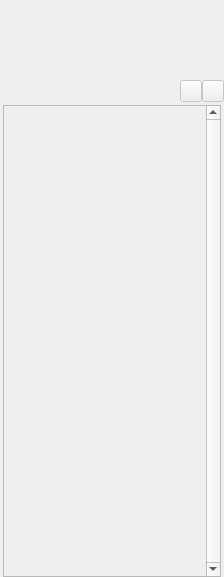
Above: forms/layerpanel.ui from bnzrk/qtpaint before the change. Below: the same form after it.
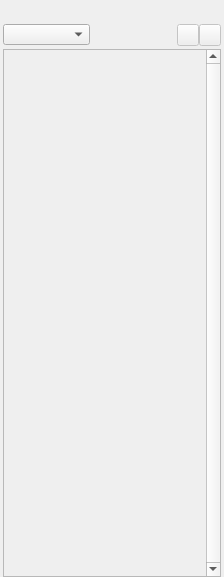
That is the form after the change. Icons and pictures are not drawn.

Commit message: Add layer blend modes

```diff
--- a/forms/layerpanel.ui
+++ b/forms/layerpanel.ui
@@ -37,7 +37,7 @@
   <property name="styleSheet">
    <string notr="true"/>
   </property>
-  <layout class="QVBoxLayout" name="verticalLayout" stretch="0,0,0,1">
+  <layout class="QHBoxLayout" name="horizontalLayout_2" stretch="0,1,0">
    <property name="spacing">
     <number>0</number>
    </property>
@@ -54,25 +54,85 @@
     <number>0</number>
    </property>
    <item>
-    <widget class="QWidget" name="layerSettings" native="true">
+    <spacer name="horizontalSpacer2">
+     <property name="orientation">
+      <enum>Qt::Orientation::Horizontal</enum>
+     </property>
+     <property name="sizeType">
+      <enum>QSizePolicy::Policy::Fixed</enum>
+     </property>
+     <property name="sizeHint" stdset="0">
+      <size>
+       <width>3</width>
+       <height>17</height>
+      </size>
+     </property>
+    </spacer>
+   </item>
+   <item>
+    <layout class="QVBoxLayout" name="verticalLayout_3" stretch="0,0,1">
+     <property name="spacing">
+      <number>0</number>
+     </property>
+     <item>
+      <layout class="QVBoxLayout" name="verticalLayout">
+       <property name="spacing">
+        <number>0</number>
+       </property>
+       <item>
+        <spacer name="verticalSpacer">
+         <property name="orientation">
+          <enum>Qt::Orientation::Vertical</enum>
+         </property>
+         <property name="sizeHint" stdset="0">
+          <size>
+           <width>20</width>
+           <height>24</height>
+          </size>
+         </property>
+        </spacer>
+       </item>
+       <item>
+        <layout class="QHBoxLayout" name="layerSettingsLayout" stretch="1,1,0">
+         <property name="spacing">
+          <number>0</number>
+         </property>
+         <item>
+          <widget class="QComboBox" name="blendModeComboBox">
+           <property name="sizePolicy">
+            <sizepolicy hsizetype="Preferred" vsizetype="Fixed">
+             <horstretch>1</horstretch>
+             <verstretch>0</verstretch>
+            </sizepolicy>
+           </property>
      <property name="minimumSize">
       <size>
-       <width>160</width>
-       <height>80</height>
+             <width>0</width>
+             <height>21</height>
+            </size>
+           </property>
+           <property name="maximumSize">
+            <size>
+             <width>16777215</width>
+             <height>21</height>
+            </size>
+           </property>
+           <property name="baseSize">
+            <size>
+             <width>102</width>
+             <height>21</height>
       </size>
      </property>
     </widget>
    </item>
-   <item>
-    <layout class="QHBoxLayout" name="layerSettingsLayout" stretch="1,0">
-     <property name="spacing">
-      <number>0</number>
-     </property>
      <item>
       <spacer name="horizontalSpacer3">
        <property name="orientation">
         <enum>Qt::Orientation::Horizontal</enum>
        </property>
+           <property name="sizeType">
+            <enum>QSizePolicy::Policy::Expanding</enum>
+           </property>
        <property name="sizeHint" stdset="0">
         <size>
          <width>136</width>
@@ -166,6 +226,8 @@
      </item>
     </layout>
    </item>
+      </layout>
+     </item>
    <item>
     <spacer name="verticalSpacer_4">
      <property name="orientation">
@@ -183,27 +245,6 @@
     </spacer>
    </item>
    <item>
-    <layout class="QHBoxLayout" name="itemScrollAreaLayout" stretch="0,1,0">
-     <property name="spacing">
-      <number>0</number>
-     </property>
-     <item>
-      <spacer name="horizontalSpacer2">
-       <property name="orientation">
-        <enum>Qt::Orientation::Horizontal</enum>
-       </property>
-       <property name="sizeType">
-        <enum>QSizePolicy::Policy::Fixed</enum>
-       </property>
-       <property name="sizeHint" stdset="0">
-        <size>
-         <width>3</width>
-         <height>17</height>
-        </size>
-       </property>
-      </spacer>
-     </item>
-     <item>
       <widget class="QScrollArea" name="scrollArea">
        <property name="sizePolicy">
         <sizepolicy hsizetype="Expanding" vsizetype="Preferred">
@@ -235,7 +276,7 @@
           <x>0</x>
           <y>0</y>
           <width>200</width>
-          <height>464</height>
+          <height>518</height>
          </rect>
         </property>
         <property name="minimumSize">
@@ -328,6 +369,8 @@
        </widget>
       </widget>
      </item>
+    </layout>
+   </item>
      <item>
       <spacer name="horizontalSpacer1">
        <property name="orientation">
@@ -343,8 +386,6 @@
         </size>
        </property>
       </spacer>
-     </item>
-    </layout>
    </item>
   </layout>
  </widget>
```
Lines whose indentation alone changed are shown as unchanged. The commit also changes 9 other files.
